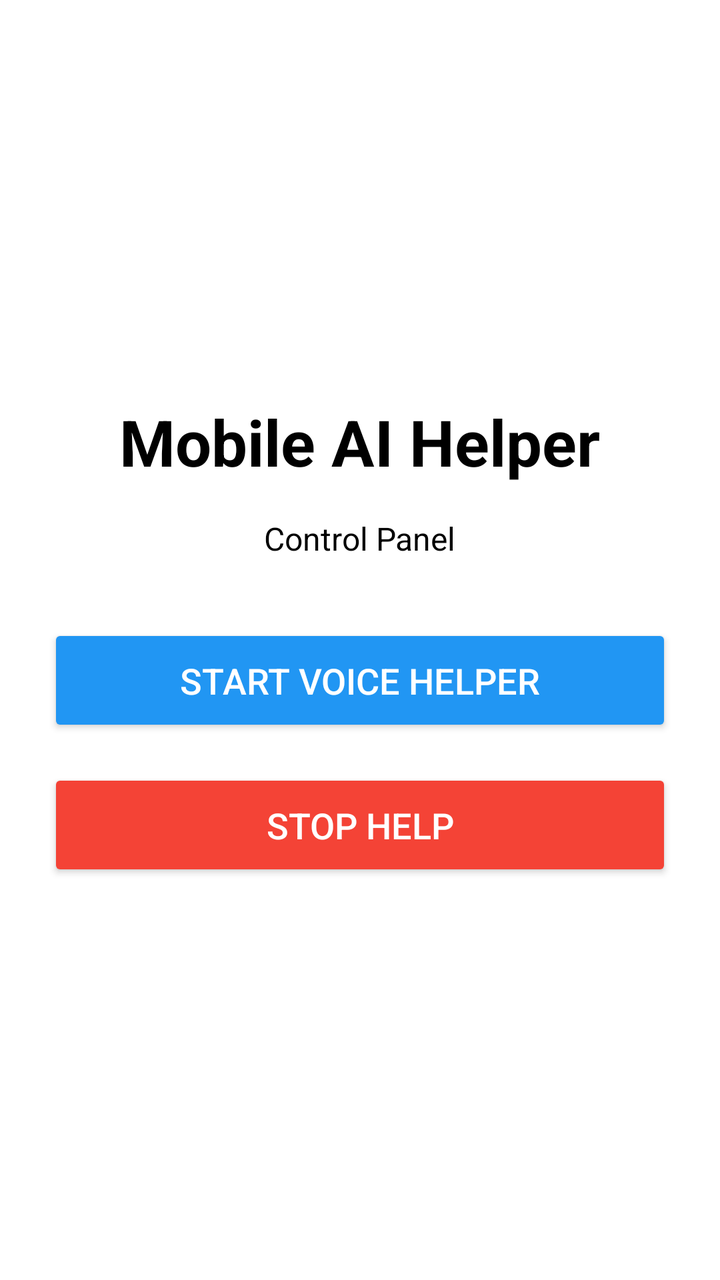
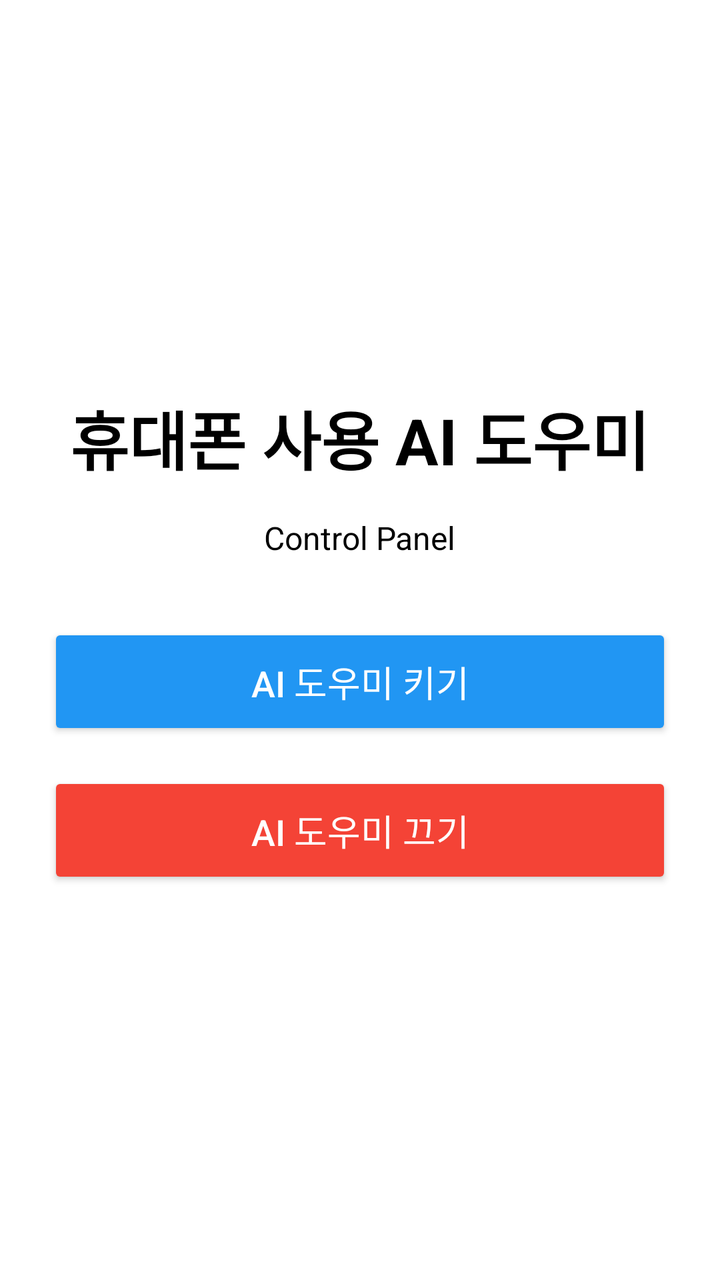

Compare the two renders of this Android layout. The source of the first and the diff that turns it into the second are given below.
<!-- AndroidManifest.xml: application theme AppTheme -->
<!-- res/layout/activity_main.xml -->
<?xml version="1.0" encoding="utf-8"?>
<LinearLayout xmlns:android="http://schemas.android.com/apk/res/android"
    android:layout_width="match_parent"
    android:layout_height="match_parent"
    android:orientation="vertical"
    android:padding="24dp"
    android:gravity="center">

    <TextView
        android:layout_width="wrap_content"
        android:layout_height="wrap_content"
        android:text="Mobile AI Helper"
        android:textSize="32sp"
        android:textStyle="bold"
        android:layout_marginBottom="16dp" />

    <TextView
        android:layout_width="wrap_content"
        android:layout_height="wrap_content"
        android:text="Control Panel"
        android:textSize="16sp"
        android:layout_marginBottom="32dp" />

    <Button
        android:id="@+id/startButton"
        android:layout_width="match_parent"
        android:layout_height="wrap_content"
        android:text="Start Voice Helper"
        android:backgroundTint="#2196F3"
        android:textColor="#FFFFFF"
        android:textSize="18sp"
        android:padding="16dp"
        android:layout_marginBottom="16dp" />


    <Button
        android:id="@+id/stopButton"
        android:layout_width="match_parent"
        android:layout_height="wrap_content"
        android:text="Stop Help"
        android:backgroundTint="#F44336"
        android:textColor="#FFFFFF"
        android:textSize="18sp"
        android:padding="16dp" />

</LinearLayout>
<!-- resources referenced by this layout -->
<resources>
  <style name="AppTheme" parent="Theme.AppCompat.Light.NoActionBar">
          <item name="android:textColor">@android:color/black</item>
          <item name="android:windowBackground">@color/white</item>
      </style>
  <color name="white">#FFFFFF</color>
</resources>

<!-- the commit's change to res/layout/activity_main.xml (unified diff, before → after) -->
@@ -9,38 +9,39 @@
     <TextView
         android:layout_width="wrap_content"
         android:layout_height="wrap_content"
-        android:text="Mobile AI Helper"
+        android:layout_marginBottom="16dp"
+        android:text="휴대폰 사용 AI 도우미"
         android:textSize="32sp"
-        android:textStyle="bold"
-        android:layout_marginBottom="16dp" />
+        android:textStyle="bold" />
 
     <TextView
+        android:id="@+id/sessionIdDisplayText"
         android:layout_width="wrap_content"
         android:layout_height="wrap_content"
+        android:layout_marginBottom="32dp"
         android:text="Control Panel"
-        android:textSize="16sp"
-        android:layout_marginBottom="32dp" />
+        android:textSize="16sp" />
 
     <Button
         android:id="@+id/startButton"
         android:layout_width="match_parent"
         android:layout_height="wrap_content"
-        android:text="Start Voice Helper"
+        android:layout_marginBottom="16dp"
         android:backgroundTint="#2196F3"
+        android:padding="16dp"
+        android:text="ai 도우미 키기"
         android:textColor="#FFFFFF"
-        android:textSize="18sp"
-        android:padding="16dp"
-        android:layout_marginBottom="16dp" />
+        android:textSize="18sp" />
 
 
     <Button
         android:id="@+id/stopButton"
         android:layout_width="match_parent"
         android:layout_height="wrap_content"
-        android:text="Stop Help"
         android:backgroundTint="#F44336"
+        android:padding="16dp"
+        android:text="AI 도우미 끄기"
         android:textColor="#FFFFFF"
-        android:textSize="18sp"
-        android:padding="16dp" />
+        android:textSize="18sp" />
 
 </LinearLayout>
